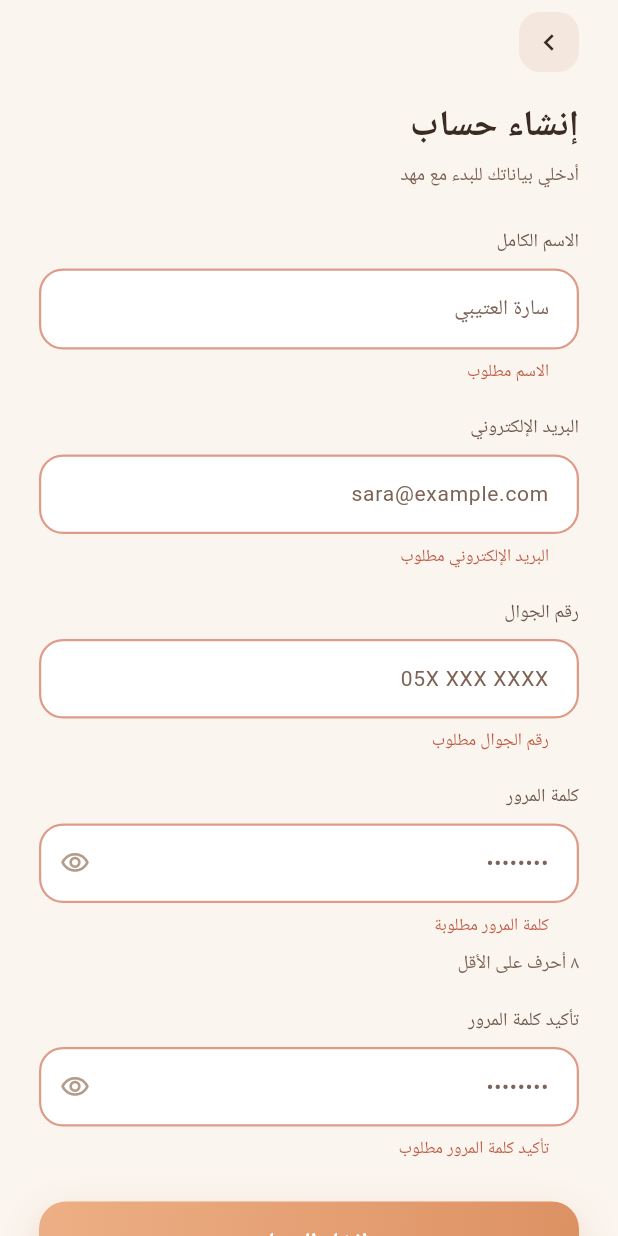
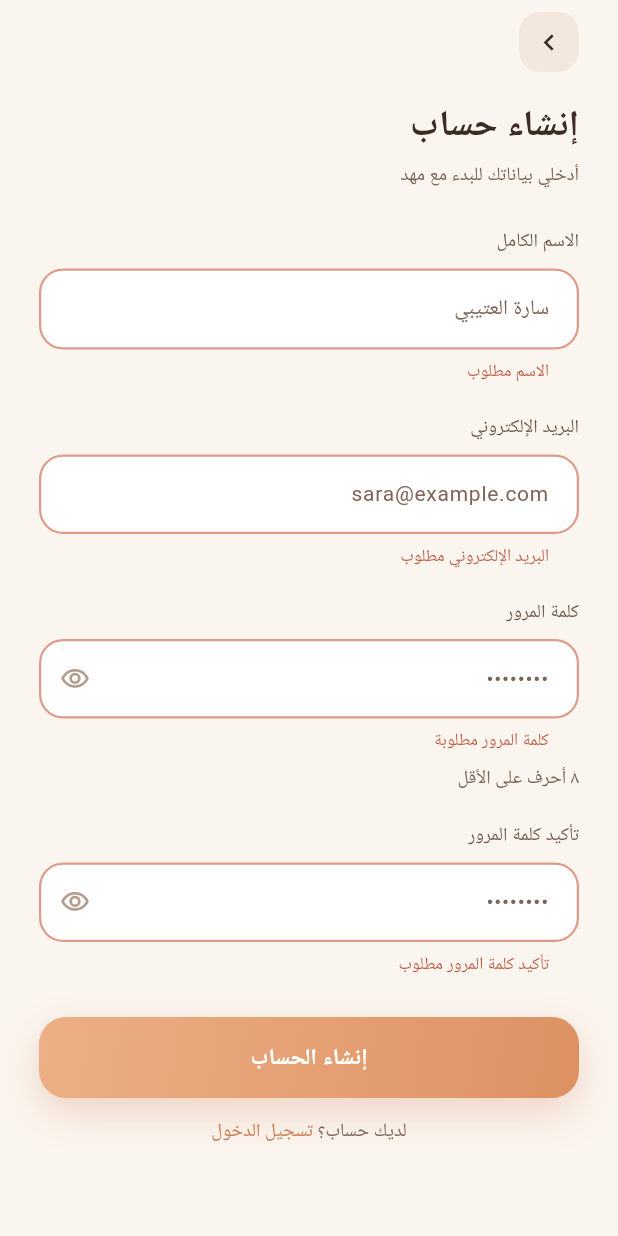
Before and after one commit to Razan445/2026-GP1-Group10-Mahd, a Flutter app: the SignUpScreen screen opened by its route, after a tap on "إنشاء الحساب", on a phone screen of 412 x 824 dp. Run offline on Flutter 3.47's test engine with Material 3 defaults, Android fonts, the light colour scheme and no system bars; our stand-ins replace firebase_core, fl_chart, google_fonts; accounts and stored records are empty; Roboto replaces fonts that are missing (Ibm Plex Sans Arabic).

Commit message:
refactor: remove phone number field from account and sign-up screens

```diff
--- a/mobile-client/lib/screens/sign_up/sign_up_screen.dart
+++ b/mobile-client/lib/screens/sign_up/sign_up_screen.dart
@@ -6,7 +6,7 @@ import '../../widgets/primary_button.dart';
 
 /// Screen 03 — إنشاء حساب (Sign-Up Screen)
 ///
-/// Full registration form: Full Name, Email, Phone,
+/// Full registration form: Full Name, Email,
 /// Password (with visibility toggle), Confirm Password,
 /// plus a primary "إنشاء الحساب" button.
 class SignUpScreen extends StatefulWidget {
@@ -20,7 +20,6 @@ class _SignUpScreenState extends State<SignUpScreen> {
   final _formKey = GlobalKey<FormState>();
   final _nameController = TextEditingController();
   final _emailController = TextEditingController();
-  final _phoneController = TextEditingController();
   final _passwordController = TextEditingController();
   final _confirmController = TextEditingController();
 
@@ -30,7 +29,6 @@ class _SignUpScreenState extends State<SignUpScreen> {
   void dispose() {
     _nameController.dispose();
     _emailController.dispose();
-    _phoneController.dispose();
     _passwordController.dispose();
     _confirmController.dispose();
     super.dispose();
@@ -47,13 +45,16 @@ class _SignUpScreenState extends State<SignUpScreen> {
     if (!mounted) return;
     setState(() => _isLoading = false);
 
-    // TODO: integrate real auth — navigate to home on success
+    // TODO: integrate real auth before navigating
     ScaffoldMessenger.of(context).showSnackBar(
       const SnackBar(
         content: Text('تم إنشاء الحساب بنجاح!'),
         backgroundColor: AppColors.success,
       ),
     );
+
+    // New accounts continue to register their infant
+    Navigator.pushReplacementNamed(context, AppRoutes.infantRegistration);
   }
 
   @override
@@ -111,22 +112,6 @@ class _SignUpScreenState extends State<SignUpScreen> {
                         RegExp(r'^[\w-.]+@([\w-]+\.)+[\w-]{2,4}$');
                     if (!emailRegex.hasMatch(v.trim())) {
                       return 'صيغة البريد الإلكتروني غير صحيحة';
-                    }
-                    return null;
-                  },
-                ),
-
-                const SizedBox(height: 14),
-
-                AppTextField(
-                  label: 'رقم الجوال',
-                  hint: '05X XXX XXXX',
-                  controller: _phoneController,
-                  keyboardType: TextInputType.phone,
-                  textDirection: TextDirection.ltr,
-                  validator: (v) {
-                    if (v == null || v.trim().isEmpty) {
-                      return 'رقم الجوال مطلوب';
                     }
                     return null;
                   },
```
Also changed, not shown: mobile-client/lib/screens/account/account_screen.dart (+0 -25 lines).
